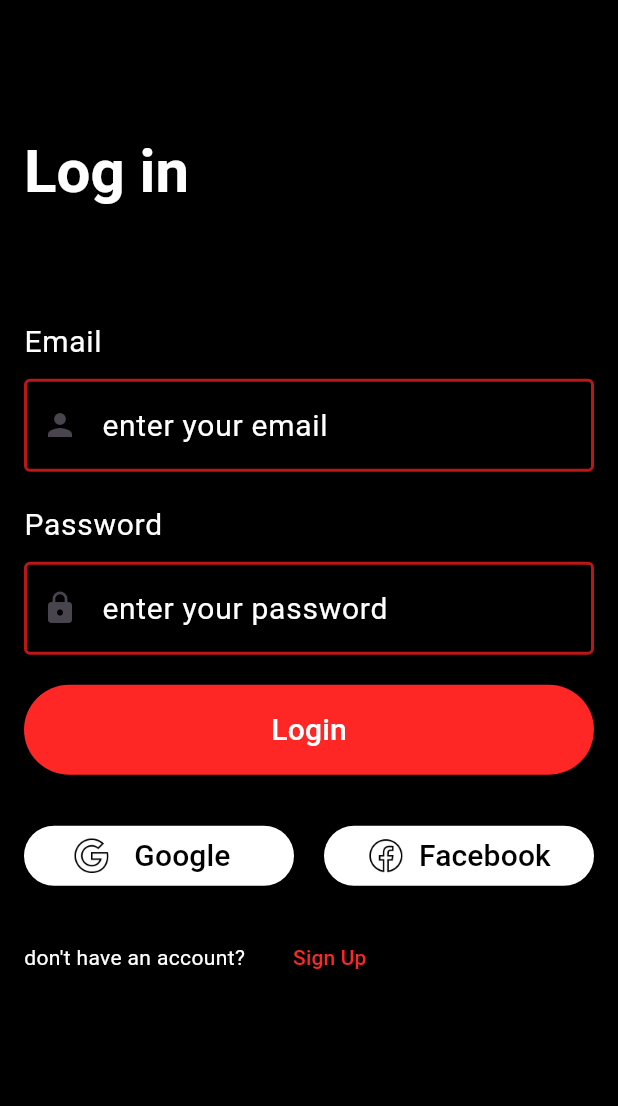
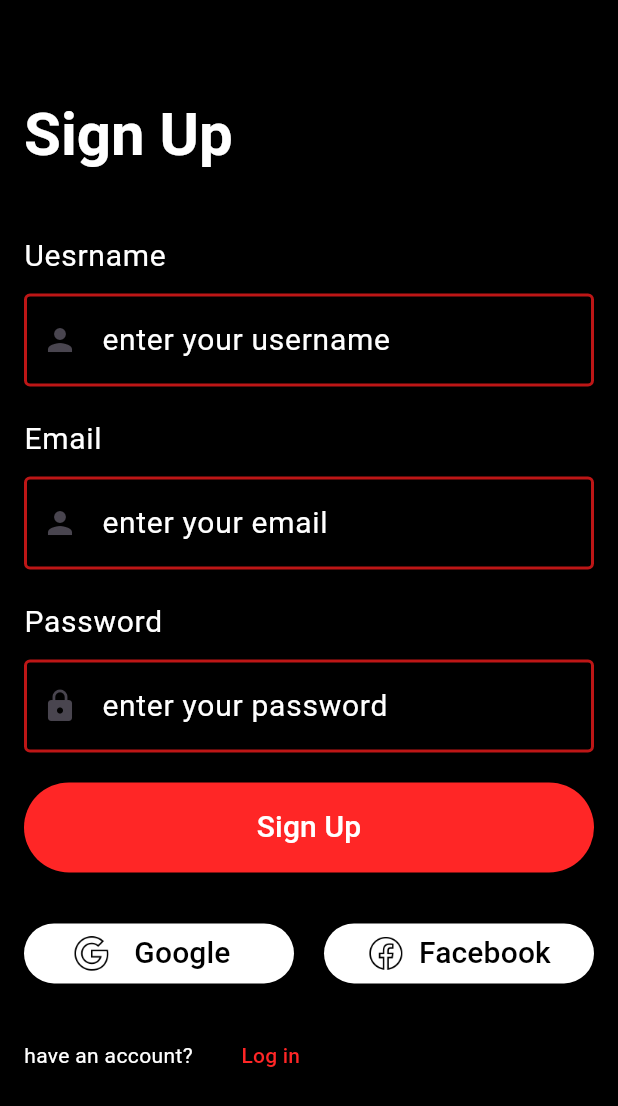
Before and after one commit to abdoelbendary1/movie_app, a Flutter app: the screen it shows after launch, after a tap on "Get started", after a tap on "Sign Up", on a phone screen of 412 x 824 dp. Shown: the top 1106 px of the screen. Run offline on Flutter 3.47's test engine with Material 3 defaults, Android fonts, the phone set to English and light mode, and no system bars; our stand-ins replace animated_splash_screen, cloud_firestore, firebase_auth, firebase_core, lottie; accounts and stored records are empty; network calls fail.

Commit message:
Autntication added

```diff
--- a/lib/main.dart
+++ b/lib/main.dart
@@ -6,10 +6,24 @@ import 'package:flutter/material.dart';
 import 'package:movie_app/screens/home/homeScreen.dart';
 import 'package:movie_app/screens/intro.dart';
 import 'package:movie_app/screens/login/login.dart';
+import 'package:movie_app/screens/login/signUp.dart';
 import 'package:movie_app/screens/splahScreen.dart';
 import 'package:movie_app/theme/appTheme.dart';
 
 void main() async {
+  WidgetsFlutterBinding.ensureInitialized();
+  Platform.isAndroid
+      ? await Firebase.initializeApp(
+          options: const FirebaseOptions(
+              apiKey: "AIzaSyDHlblYLhp2PpBSaPAHa_-bL8nV2-4wwds",
+              appId: "1:150040494990:android:d5a13af225673cc2b81adf",
+              messagingSenderId: '150040494990',
+              projectId: "movie-app-977df"),
+        )
+      : await Firebase.initializeApp();
+  await FirebaseFirestore.instance.disableNetwork();
+  FirebaseFirestore.instance.settings =
+      const Settings(cacheSizeBytes: Settings.CACHE_SIZE_UNLIMITED);
   runApp(const MyApp());
 }
 
@@ -19,13 +33,15 @@ class MyApp extends StatelessWidget {
   @override
   Widget build(BuildContext context) {
     return MaterialApp(
+      debugShowCheckedModeBanner: false,
       theme: AppTheme.lightMode,
       initialRoute: SplachScreen.routeName,
       routes: {
         IntroScreen.routeName: (_) => IntroScreen(),
         SplachScreen.routeName: (_) => SplachScreen(),
         LoginPage.routeName: (_) => LoginPage(),
-        HomeScreen.routeName: (_) => const HomeScreen(),
+        HomeScreen.routeName: (_) => HomeScreen(),
+        SignUpPage.routeName: (_) => SignUpPage(),
       },
     );
   }
--- /dev/null
+++ b/lib/screens/login/signUp.dart
@@ -0,0 +1,244 @@
+// ignore_for_file: prefer_const_constructors
+
+import 'package:firebase_auth/firebase_auth.dart';
+import 'package:flutter/material.dart';
+import 'package:movie_app/screens/home/homeScreen.dart';
+import 'package:movie_app/screens/login/login.dart';
+import 'package:movie_app/screens/login/user_auth/firebase_auth_service.dart';
+import 'package:movie_app/theme/appTheme.dart';
+
+class SignUpPage extends StatefulWidget {
+  SignUpPage({super.key});
+  static String routeName = "/SignUpPage";
+
+  @override
+  State<SignUpPage> createState() => _SignUpPageState();
+}
+
+class _SignUpPageState extends State<SignUpPage> {
+  TextEditingController emailController = TextEditingController();
+
+  TextEditingController usernameController = TextEditingController();
+
+  TextEditingController passwordController = TextEditingController();
+
+  FirbaseAuthServices _auth = FirbaseAuthServices();
+  @override
+  void dispose() {
+    emailController.dispose();
+    usernameController.dispose();
+    passwordController.dispose();
+    super.dispose();
+  }
+
+  @override
+  Widget build(BuildContext context) {
+    return Scaffold(
+      backgroundColor: AppTheme.backgroundColor,
+      body: Padding(
+        padding: const EdgeInsets.all(16.0),
+        child: SingleChildScrollView(
+          reverse: true,
+          child: SizedBox(
+            height: MediaQuery.of(context).size.height,
+            child: Column(
+              mainAxisAlignment: MainAxisAlignment.spaceBetween,
+              crossAxisAlignment: CrossAxisAlignment.start,
+              children: [
+                Spacer(
+                  flex: 2,
+                ),
+                Text(
+                  "Sign Up",
+                  style: Theme.of(context).textTheme.titleLarge,
+                ),
+                Spacer(
+                  flex: 1,
+                ),
+                Form(
+                  child: Column(
+                    crossAxisAlignment: CrossAxisAlignment.start,
+                    children: [
+                      Text(
+                        "Uesrname",
+                        style: Theme.of(context).textTheme.bodyLarge,
+                      ),
+                      SizedBox(
+                        height: 10,
+                      ),
+                      buildCustomTextForm(
+                        hintTxt: "enter your username",
+                        icon: Icons.person,
+                        color: AppTheme.whiteColor,
+                        controller: usernameController,
+                      ),
+                      SizedBox(
+                        height: 20,
+                      ),
+                      Text(
+                        "Email",
+                        style: Theme.of(context).textTheme.bodyLarge,
+                      ),
+                      SizedBox(
+                        height: 10,
+                      ),
+                      buildCustomTextForm(
+                        hintTxt: "enter your email",
+                        icon: Icons.person,
+                        color: AppTheme.whiteColor,
+                        controller: emailController,
+                      ),
+                      SizedBox(
+                        height: 20,
+                      ),
+                      Text(
+                        "Password",
+                        style: Theme.of(context).textTheme.bodyLarge,
+                      ),
+                      SizedBox(
+                        height: 10,
+                      ),
+                      buildCustomTextForm(
+                        hintTxt: "enter your password",
+                        icon: Icons.lock,
+                        color: AppTheme.whiteColor,
+                        controller: passwordController,
+                      ),
+                      SizedBox(
+                        height: 20,
+                      ),
+                      ElevatedButton(
+                        style: ElevatedButton.styleFrom(
+                            minimumSize: Size(double.infinity, 60),
+                            backgroundColor: AppTheme.redLightColor,
+                            foregroundColor: AppTheme.whiteColor),
+                        onPressed: () {
+                          signUp();
+                        },
+                        child: Text(
+                          "Sign Up",
+                          style: TextStyle(fontSize: 20),
+                        ),
+                      ),
+                      SizedBox(
+                        height: 30,
+                      ),
+                      Row(
+                        children: [
+                          Expanded(
+                            child: ElevatedButton(
+                              style: ElevatedButton.styleFrom(
+                                  backgroundColor: AppTheme.whiteColor,
+                                  foregroundColor: AppTheme.backgroundColor),
+                              onPressed: () {},
+                              child: Row(
+                                mainAxisAlignment:
+                                    MainAxisAlignment.spaceAround,
+                                children: [
+                                  Image.asset(
+                                    "assets/images/google.png",
+                                    width: 25,
+                                  ),
+                                  Text(
+                                    "Google  ",
+                                    style: TextStyle(fontSize: 20),
+                                  ),
+                                ],
+                              ),
+                            ),
+                          ),
+                          SizedBox(
+                            width: 20,
+                          ),
+                          Expanded(
+                            child: ElevatedButton(
+                              style: ElevatedButton.styleFrom(
+                                  backgroundColor: AppTheme.whiteColor,
+                                  foregroundColor: AppTheme.backgroundColor),
+                              onPressed: () {},
+                              child: Row(
+                                mainAxisAlignment:
+                                    MainAxisAlignment.spaceAround,
+                                children: [
+                                  Image.asset(
+                                    "assets/images/facebook.png",
+                                    width: 25,
+                                  ),
+                                  Text(
+                                    "Facebook",
+                                    style: TextStyle(fontSize: 20),
+                                  ),
+                                ],
+                              ),
+                            ),
+                          ),
+                        ],
+                      ),
+                      SizedBox(
+                        height: 20,
+                      ),
+                      Row(
+                        mainAxisAlignment: MainAxisAlignment.center,
+                        children: [
+                          Text(
+                            "have an account?",
+                            style: TextStyle(color: AppTheme.whiteColor),
+                          ),
+                          SizedBox(
+                            width: 20,
+                          ),
+                          TextButton(
+                            onPressed: () {
+                              Navigator.pushReplacementNamed(
+                                  context, LoginPage.routeName);
+                            },
+                            child: Text(
+                              "Log in",
+                              style: TextStyle(color: AppTheme.redLightColor),
+                            ),
+                          ),
+                          Spacer(),
+                        ],
+                      ),
+                    ],
+                  ),
+                ),
+                Spacer(
+                  flex: 2,
+                ),
+              ],
+            ),
+          ),
+        ),
+      ),
+    );
+  }
+
+  TextFormField buildCustomTextForm(
+      {required String hintTxt,
+      IconData? icon,
+      required Color color,
+      required TextEditingController controller}) {
+    return TextFormField(
+      controller: controller,
+      decoration: InputDecoration(
+          prefixIcon: Icon(icon),
+          hintText: hintTxt,
+          hintStyle: TextStyle(color: color)),
+    );
+  }
+
+  void signUp() async {
+    String username = usernameController.text;
+    String email = emailController.text;
+    String password = passwordController.text;
+
+    User? user = await _auth.signUpWithEmailAndPassword(email, password);
+    if (user == null) {
+      print("sign up succesfully");
+      Navigator.pushNamed(context, HomeScreen.routeName);
+    } else {
+      print("Error");
+    }
+  }
+}
```
Also changed, not shown: lib/screens/home/homeScreen.dart (+21 -1 lines), lib/screens/login/login.dart (+42 -3 lines), lib/screens/login/user_auth/firebase_auth_service.dart (added, +28 -0 lines).
